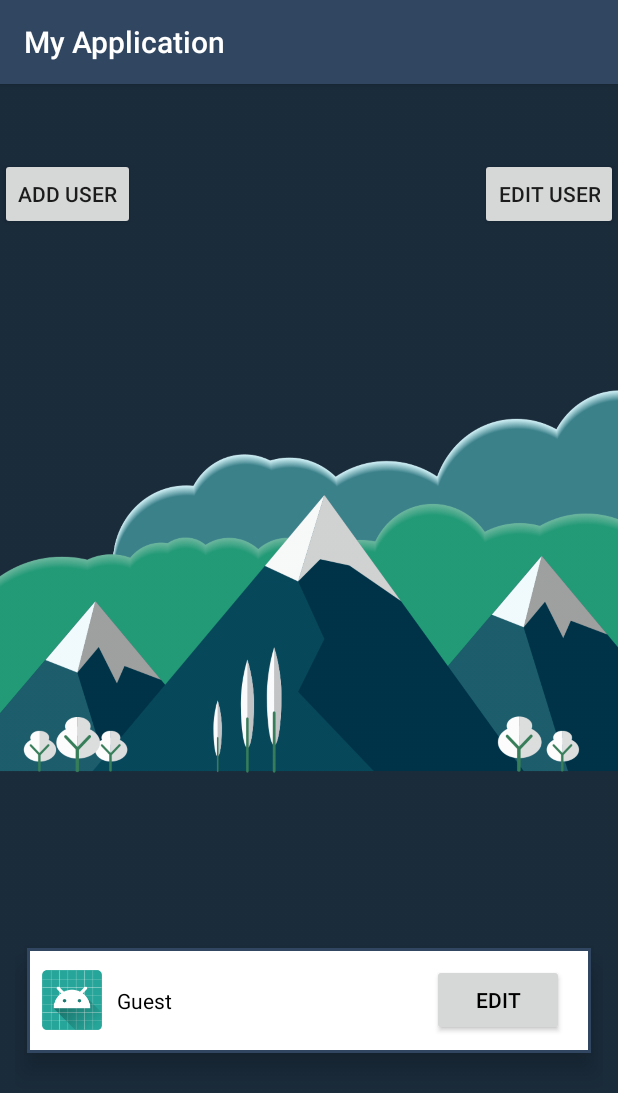
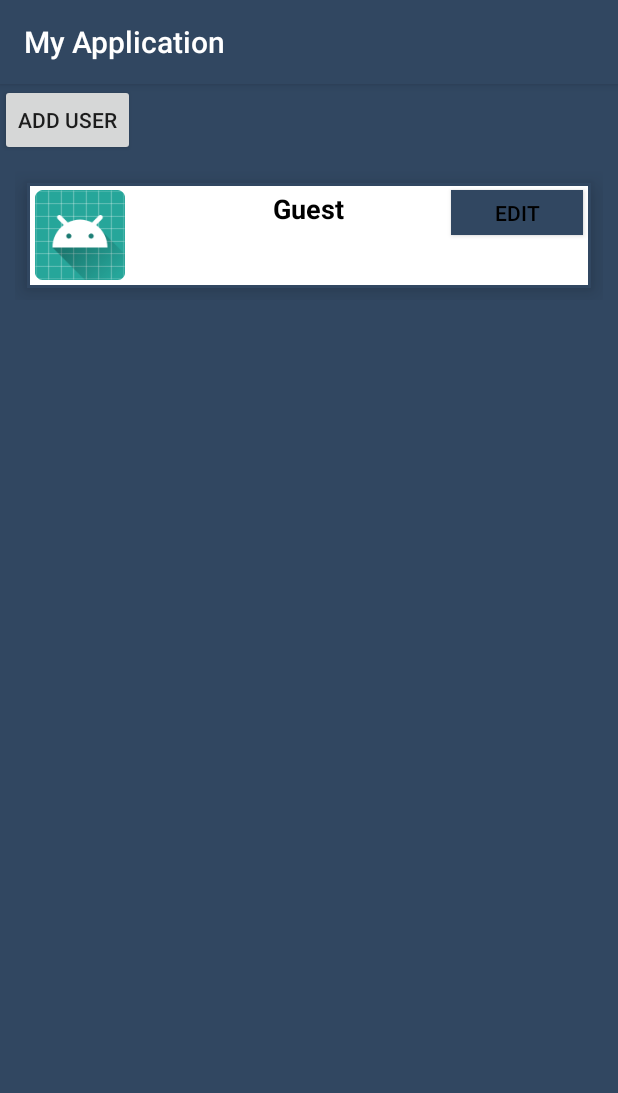
Before and after one commit to GoranVoinovski/VezbaSoFragmenti, an Android app: the screen it shows after launch (Main3Activity), after a tap on "GUEST", on a phone screen of 412 x 824 dp. Shown: the top 1093 px of the screen. Run offline under Robolectric (Android 15) with nearby library versions, the phone set to English and light mode, and no system bars; our stand-ins replace ButterKnife, Picasso.

Commit message:
promena so recyclerview skoro gotova

```diff
--- a/app/src/main/java/com/example/goran/myapplication/Fragment4.java
+++ b/app/src/main/java/com/example/goran/myapplication/Fragment4.java
@@ -37,6 +37,7 @@ public class Fragment4 extends Fragment {
     RadioButton female;
     Users userediting = new Users();
     int imeuser = 0;
+    int user = 0;
     char pol;
 
     private Unbinder mUnbind;
@@ -54,6 +55,7 @@ public class Fragment4 extends Fragment {
         if (prevzemiedit.hasExtra("Edit")){
 
         userediting = (Users) prevzemiedit.getSerializableExtra("Edit");
+        user = prevzemiedit.getIntExtra("Pozicija",0);
         imeuser = userediting.getName().length();
         ime.setText(userediting.getName());
         prezime.setText(userediting.getLastname());
@@ -103,6 +105,7 @@ public class Fragment4 extends Fragment {
            userediting.setGender(pol);
            Intent pratiedit = new Intent();
            pratiedit.putExtra("EditedUser",userediting);
+           pratiedit.putExtra("Pozicija",user);
            getActivity().setResult(Activity.RESULT_OK,pratiedit);
            getActivity().finish();
        }
--- a/app/src/main/java/com/example/goran/myapplication/Main3Activity.java
+++ b/app/src/main/java/com/example/goran/myapplication/Main3Activity.java
@@ -44,19 +44,20 @@ public class Main3Activity extends AppCompatActivity {
 
 
         Intent intentprimi = getIntent();
-        if (intentprimi.hasExtra("NovUser")){
+        if (intentprimi.hasExtra("NovUser")) {
 
-           mainUser = (User) intentprimi.getSerializableExtra("NovUserMain");
-           glavenuser.setText("Users for the account: " + mainUser.getMail());
-           user = (Users) intentprimi.getSerializableExtra("NovUser");
-           useri.add(user);
+            mainUser = (User) intentprimi.getSerializableExtra("NovUserMain");
+            glavenuser.setText("Users for the account: " + mainUser.getMail());
+            user = (Users) intentprimi.getSerializableExtra("NovUser");
+            useri.add(user);
 
 
-        }else if (intentprimi.hasExtra("Novo")){
+        } else if (intentprimi.hasExtra("Novo")) {
             user = new Users();
             useri.add(user);
 
         }
+
         myView.setAdapter(adapter);
 
     }
@@ -85,11 +86,10 @@ public class Main3Activity extends AppCompatActivity {
             }else if (data.hasExtra("EditedUser")){
                 Users edited;
                 edited = (Users) data.getSerializableExtra("EditedUser");
-                user.setName(edited.getName());
-                user.setLastname(edited.getLastname());
-                user.setUsername(edited.getUsername());
-                pol = edited.gender;
-                user.setGender(pol);
+               int userpoz = data.getIntExtra("Pozicija",0);
+                user = useri.get(userpoz);
+                useri.remove(user);
+                useri.add(userpoz, edited);
                 adapter.notifyDataSetChanged();
 
 
@@ -112,4 +112,6 @@ public class Main3Activity extends AppCompatActivity {
 
             return useri;
     }
+
+
 }
--- a/app/src/main/java/com/example/goran/myapplication/MyAdapter.java
+++ b/app/src/main/java/com/example/goran/myapplication/MyAdapter.java
@@ -26,7 +26,7 @@ public class MyAdapter extends RecyclerView.Adapter<MyAdapter.ViewHolder> {
     Users users;
     List<Users> usersList = new ArrayList<>();
 
-    public void setItems (List<Users> users) {
+    public void setItems(List<Users> users) {
         usersList = users;
     }
 
@@ -39,31 +39,34 @@ public class MyAdapter extends RecyclerView.Adapter<MyAdapter.ViewHolder> {
         Context context1 = parent.getContext();
         LayoutInflater inflater = LayoutInflater.from(context1);
 
-        View view = inflater.inflate(R.layout.recycler__view_row,parent,false);
+        View view = inflater.inflate(R.layout.recycler__view_row, parent, false);
         ViewHolder holder = new ViewHolder(view);
 
         return holder;
     }
 
     @Override
-    public void onBindViewHolder(MyAdapter.ViewHolder holder, int position) {
+    public void onBindViewHolder(final MyAdapter.ViewHolder holder, final int position) {
 
         users = usersList.get(position);
+
 
         holder.tekst.setText(users.getUsername());
 
         holder.tekst2.setOnClickListener(new View.OnClickListener() {
             @Override
             public void onClick(View v) {
-                Activity origin = (Main3Activity)context;
+                users = (Users) usersList.get(position);
+                int user = usersList.indexOf(users);
+                Activity origin = (Main3Activity) context;
                 Intent edituser = new Intent(origin, Main2Activity.class);
                 edituser.putExtra("Edituser", "Edituser");
                 edituser.putExtra("Adding", "Adding");
                 edituser.putExtra("Edit", users);
+                edituser.putExtra("Pozicija", user);
                 origin.startActivityForResult(edituser, 1000);
             }
         });
-
 
 
     }
@@ -74,8 +77,10 @@ public class MyAdapter extends RecyclerView.Adapter<MyAdapter.ViewHolder> {
     }
 
     public class ViewHolder extends RecyclerView.ViewHolder {
-        @BindView(R.id.textv)TextView tekst;
-        @BindView(R.id.textv2)Button tekst2;
+        @BindView(R.id.textv)
+        TextView tekst;
+        @BindView(R.id.textv2)
+        Button tekst2;
 
         public ViewHolder(View itemView) {
 
@@ -83,16 +88,7 @@ public class MyAdapter extends RecyclerView.Adapter<MyAdapter.ViewHolder> {
             ButterKnife.bind(this, itemView);
 
 
-
         }
     }
 
-    @OnClick(R.id.textv2)
-    public void EditUser(){
-
-
-
-
-
-    }
 }
--- a/app/src/main/res/layout/activity_main3.xml
+++ b/app/src/main/res/layout/activity_main3.xml
@@ -4,7 +4,7 @@
     xmlns:tools="http://schemas.android.com/tools"
     android:layout_width="match_parent"
     android:layout_height="match_parent"
-    android:background="@drawable/background"
+    android:background="@color/colorPrimary"
     tools:context="com.example.goran.myapplication.Main3Activity">
 
     <android.support.v7.widget.RecyclerView
@@ -13,35 +13,24 @@
             style="@style/Base.TextAppearance.AppCompat.Medium"
             android:textColor="@color/white"
             android:layout_width="match_parent"
-            android:layout_height="210dp"
-            android:layout_alignParentBottom="true"/>
+            android:layout_height="wrap_content"
+            android:layout_below="@id/add"/>
 
 
     <TextView
         android:id="@+id/account"
-        android:layout_width="match_parent"
-        android:layout_height="wrap_content"
-        android:padding="10dp"
+        android:layout_width="250dp"
+        android:layout_height="40dp"
+        android:layout_marginTop="5dp"
+        android:layout_toRightOf="@id/add"
         android:textColor="@android:color/darker_gray"/>
 
 
     <Button
         android:id="@+id/add"
-        android:layout_marginTop="10dp"
         android:layout_width="wrap_content"
         android:layout_height="wrap_content"
-        android:layout_below="@id/account"
         android:text="Add user"/>
-
-    <Button
-        android:id="@+id/edit"
-        android:layout_marginTop="10dp"
-        android:layout_width="wrap_content"
-        android:layout_height="wrap_content"
-        android:layout_below="@id/account"
-        android:layout_alignParentRight="true"
-        android:text="edit user"/>
-
 
 
 </RelativeLayout>
--- a/app/src/main/res/layout/recycler__view_row.xml
+++ b/app/src/main/res/layout/recycler__view_row.xml
@@ -1,5 +1,5 @@
 <?xml version="1.0" encoding="utf-8"?>
-<LinearLayout
+<RelativeLayout
     xmlns:android="http://schemas.android.com/apk/res/android"
     android:orientation="horizontal"
     android:background="@drawable/studenti"
@@ -12,28 +12,31 @@
 
     <ImageView
         android:id="@+id/pic"
-        android:layout_width="40dp"
-        android:layout_height="40dp"
+        android:layout_width="60dp"
+        android:layout_height="60dp"
         android:src="@mipmap/ic_launcher"
-        android:layout_marginLeft="10dp"/>
+        android:layout_marginLeft="5dp"/>
 
     <TextView
         android:id="@+id/textv"
-        android:layout_width="200dp"
-        android:layout_marginLeft="10dp"
+        android:layout_width="wrap_content"
         android:layout_height="wrap_content"
         android:text="@string/student"
+        android:textStyle="bold"
+        style="@style/Base.TextAppearance.AppCompat.Medium"
+        android:layout_centerHorizontal="true"
         android:textColor="@android:color/black"/>
 
     <Button
         android:id="@+id/textv2"
+        android:layout_alignParentRight="true"
         android:layout_width="wrap_content"
-        android:layout_height="wrap_content"
-        android:layout_gravity="center_vertical"
-        android:layout_marginLeft="10dp"
+        android:layout_height="30dp"
+        android:layout_marginRight="5dp"
+        android:background="@color/colorPrimary"
         android:text="Edit"
         android:textColor="@android:color/black"/>
 
 
 
-</LinearLayout>
+</RelativeLayout>
```
